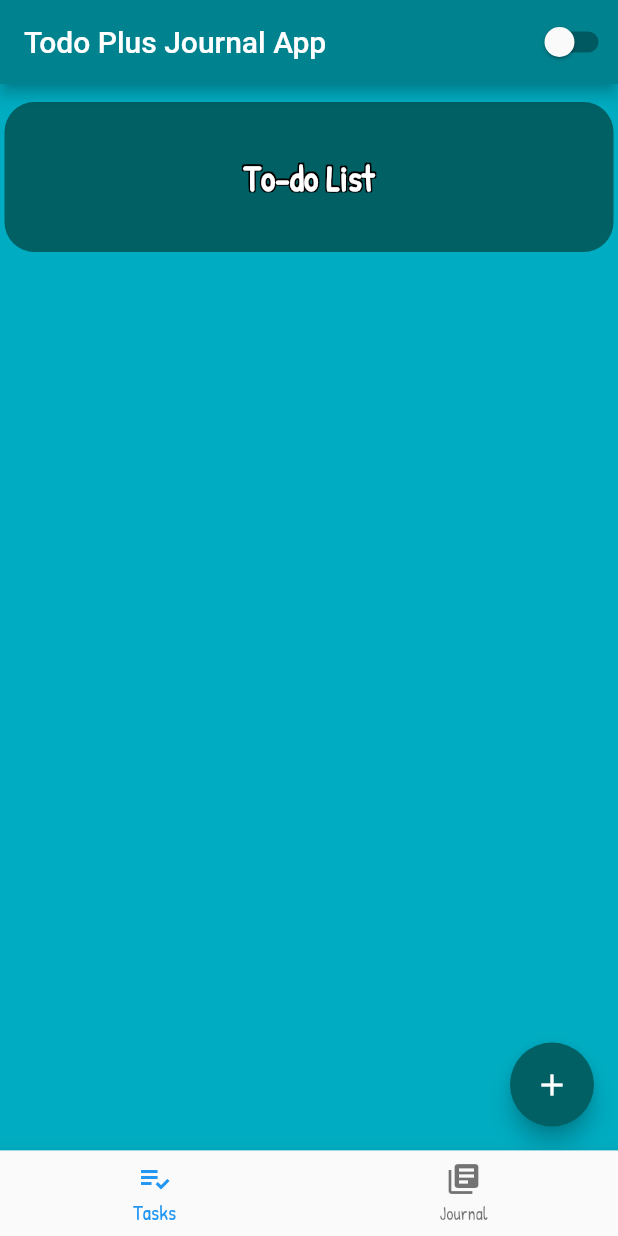
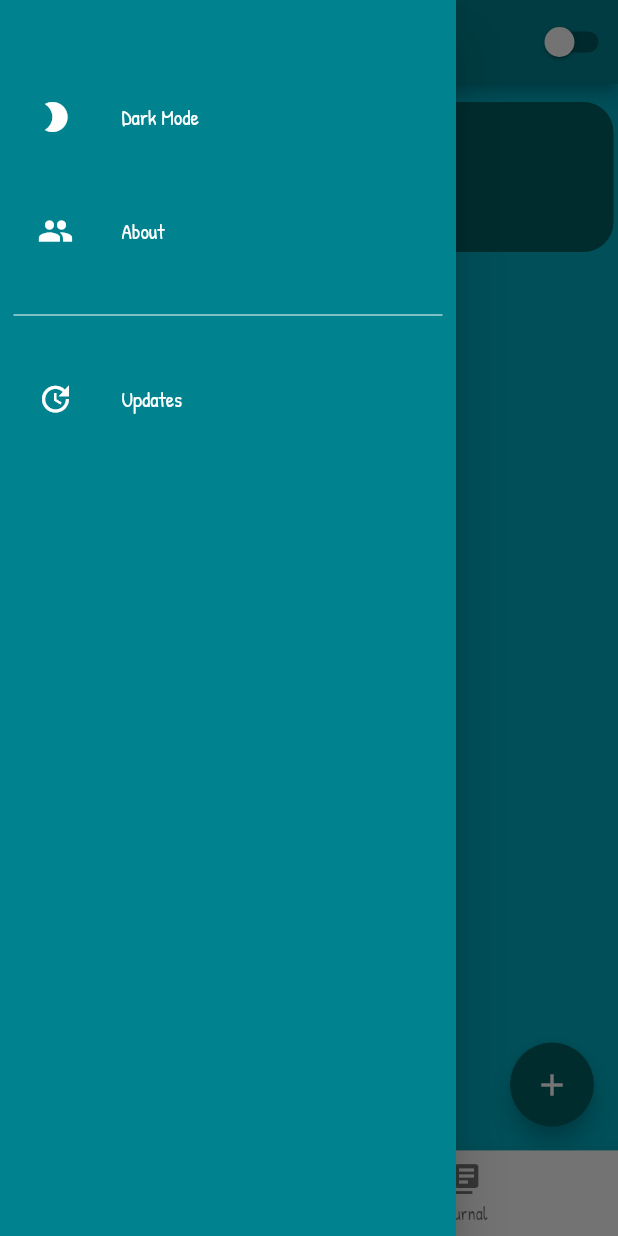
Before and after one commit to ue-an/todo-journal-flutter, a Flutter app: the screen it shows after launch, with the side drawer open (before the commit the screen has no drawer), on a phone screen of 412 x 824 dp. Run offline on Flutter 3.47's test engine with Material 2 defaults, Android fonts, the phone set to English and light mode, and no system bars; our stand-ins replace cloud_firestore, date_format, firebase_core, fluttertoast, google_fonts; accounts and stored records are empty.

Commit message:
second commit

```diff
--- a/lib/app.dart
+++ b/lib/app.dart
@@ -6,6 +6,7 @@ import 'package:journal_todo/providers/theme_provider.dart';
 import 'package:journal_todo/screens/journal_home.dart';
 import 'package:journal_todo/screens/tasks_home.dart';
 import 'package:journal_todo/utils/change_theme_switch.dart';
+import 'package:journal_todo/utils/drawer.dart';
 import 'package:journal_todo/utils/routes.dart';
 import 'package:provider/provider.dart';
 
@@ -45,6 +46,9 @@ class _AppState extends State<App> {
               ChangeThemeSwitch(),
             ],
           ),
+          drawer: SafeArea(
+            child: CustomDrawer(),
+          ),
           body: _widgetOptions.elementAt(_selectedIndex),
           bottomNavigationBar: BottomNavigationBar(
             items: [
@@ -66,7 +70,6 @@ class _AppState extends State<App> {
           primaryColor: Colors.cyan[800],
           textTheme: GoogleFonts.patrickHandTextTheme(),
         ),
-
       ),
     );
   }
--- /dev/null
+++ b/lib/utils/drawer.dart
@@ -0,0 +1,54 @@
+import 'package:flutter/material.dart';
+
+class CustomDrawer extends StatelessWidget {
+  final padding = EdgeInsets.symmetric(horizontal: 9, vertical: 30);
+
+  @override
+  Widget build(BuildContext context) {
+    return Drawer(
+      child: Material(
+        // padding: EdgeInsets.all(30.0),
+        color: Colors.cyan[800],
+        child: ListView(
+          padding: padding,
+          children: <Widget>[
+            SizedBox(height: 20.0),
+            buildMenuItem(
+              text: 'Dark Mode',
+              icon: Icons.brightness_2,
+            ),
+            SizedBox(height: 20.0),
+            buildMenuItem(
+              text: 'About',
+              icon: Icons.people,
+            ),
+            SizedBox(height: 20.0),
+            Divider(color: Colors.white),
+            SizedBox(height: 20.0),
+            buildMenuItem(
+              text: 'Updates',
+              icon: Icons.update,
+            ),
+          ],
+        ),
+      ),
+    );
+  }
+
+  Widget buildMenuItem({
+    String text,
+    IconData icon,
+  }) {
+    final color = Colors.white;
+    final hoverColor = Colors.cyan;
+
+    return ListTile(
+      leading: Icon(icon, color: color),
+      title: Text(
+        text,
+        style: TextStyle(color: color),
+      ),
+      hoverColor: hoverColor,
+    );
+  }
+}
--- a/lib/utils/routes.dart
+++ b/lib/utils/routes.dart
@@ -7,6 +7,6 @@ class Routes {
   static const String jentry = '/jentry';
 
   static final routes = <String, WidgetBuilder>{
-    jentry: (BuildContext context) => JEntryScreen()
+    jentry: (BuildContext context) => JEntryScreen(),
   };
 }
```
